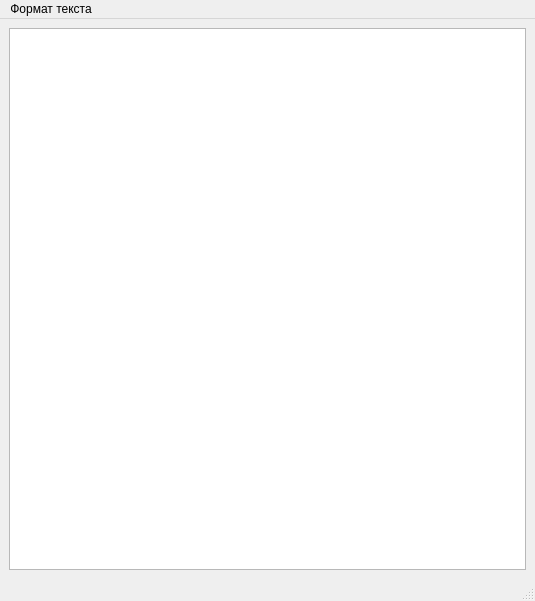
StartsevEgor/Library, file book_window.ui: the form before one commit.
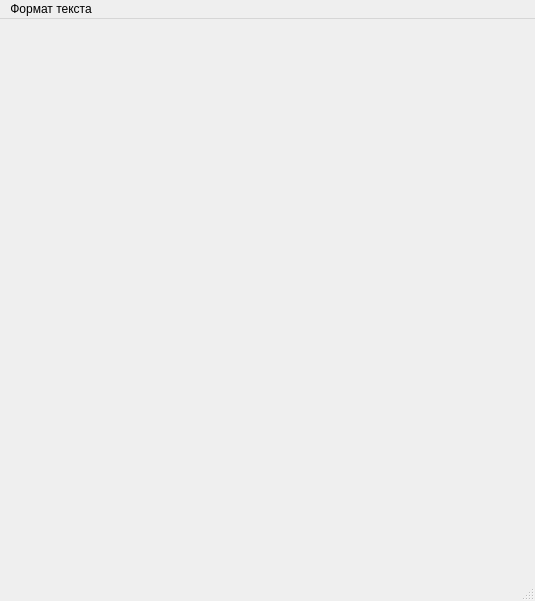
The form after the commit.

```diff
--- a/book_window.ui
+++ b/book_window.ui
@@ -21,8 +21,12 @@
   </property>
   <widget class="QWidget" name="centralwidget">
    <layout class="QGridLayout" name="gridLayout">
-    <item row="1" column="0" colspan="2">
-     <widget class="QTextEdit" name="textEdit"/>
+    <item row="0" column="0">
+     <widget class="QLabel" name="label">
+      <property name="text">
+       <string/>
+      </property>
+     </widget>
     </item>
    </layout>
   </widget>
```
Left out of the diff: 6 changed lines with no effect on the pictures.
